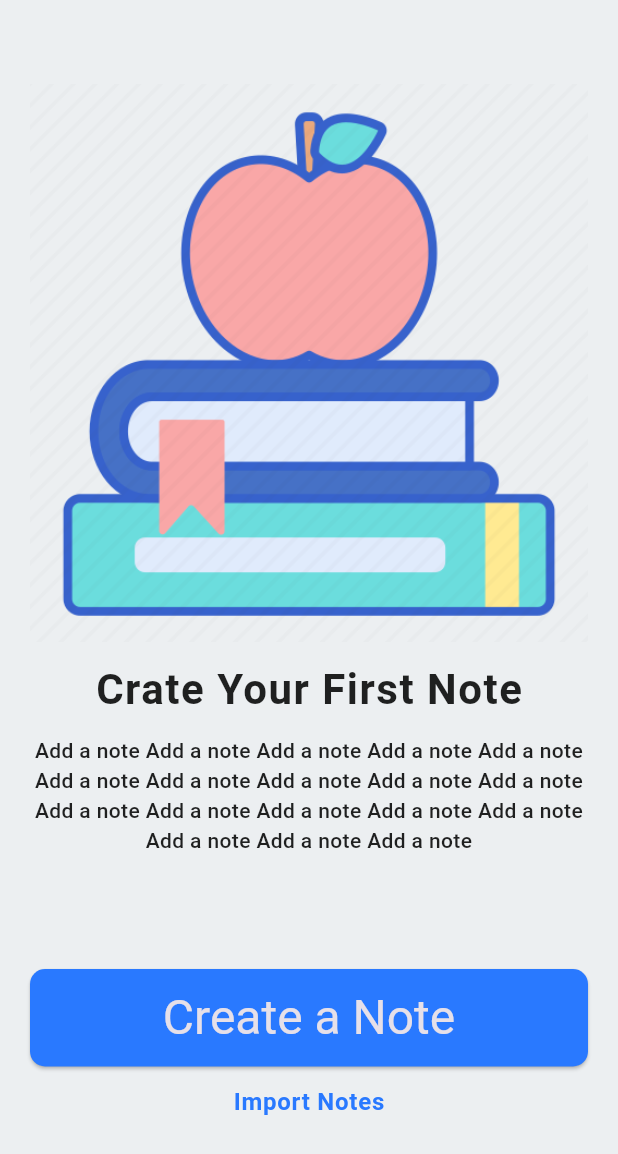
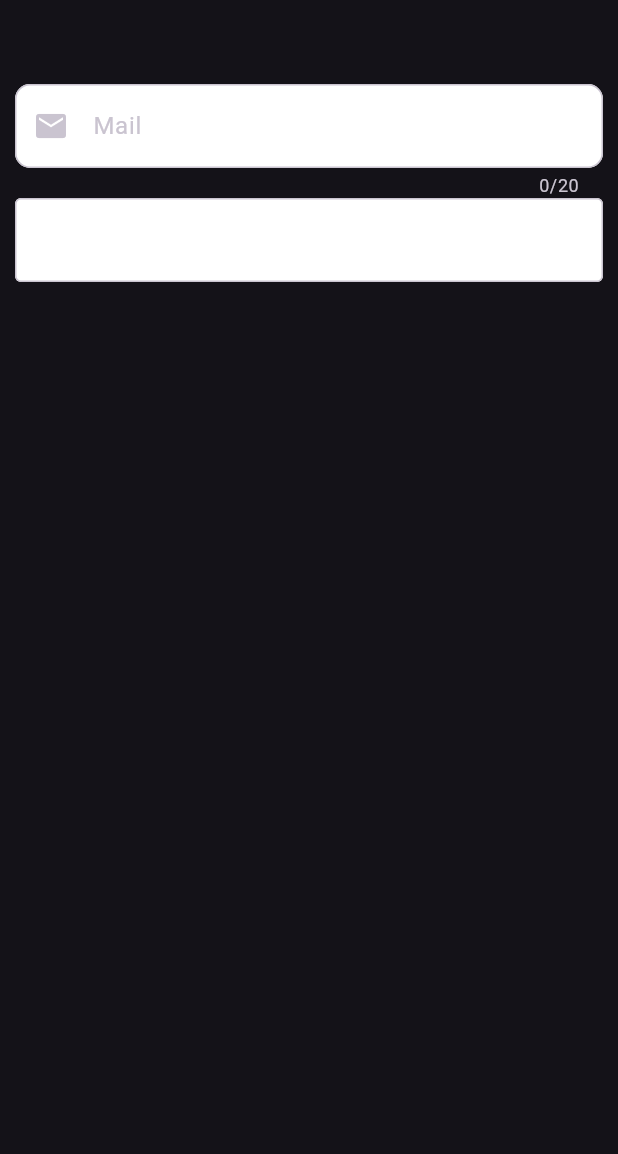
Before and after one commit to akayabay/FlutterLearnDocs, a Flutter app: the screen it shows after launch, on a phone screen of 412 x 824 dp. Shown: the top 1154 px of the screen. Run offline on Flutter 3.47's test engine with Material 3 defaults, Android fonts, the phone set to English and light mode, and no system bars.

Commit message:
13.09.24

```diff
--- /dev/null
+++ b/Codes/flutter_full_learn/lib/101/20)text_field_learn.dart
@@ -0,0 +1,58 @@
+import 'package:flutter/material.dart';
+import 'package:flutter/services.dart';
+import 'package:flutter_full_learn/product/language/language_items.dart';
+
+class TextFieldLearn extends StatefulWidget {
+  const TextFieldLearn({super.key});
+
+  @override
+  State<TextFieldLearn> createState() => _TextFieldLearnState();
+}
+
+class _TextFieldLearnState extends State<TextFieldLearn> {
+  @override
+  Widget build(BuildContext context) {
+    return Scaffold(
+      appBar: AppBar(),
+      body: Padding(
+        padding: const EdgeInsets.only(left: 10, right: 10),
+        child: Column(
+          children: [
+            TextField(
+              maxLength: 20, // Girilebilecek max karakter sayısı
+              //buildCounter: ,
+              keyboardType: TextInputType.emailAddress, // Klavyeyi verilen formata göre özelleştirir
+              autofillHints: const [
+                AutofillHints.email
+              ], // Klavyenin üzerinde ipucu kısmında nasıl bir ipucu tarzı verileceğini ayarlamayı sağlar
+              inputFormatters: [
+                TextProjectInputFormatter()._formatter
+              ], // belirli keywordleri engellemeye yarar, hazır paketi varmış onu kullanmak mantıklı olabilir
+              textInputAction: TextInputAction.next,
+              decoration: _InputDecarotor().emailInput,
+            ),
+            TextField()
+          ],
+        ),
+      ),
+    );
+  }
+}
+
+class TextProjectInputFormatter {
+  final _formatter = TextInputFormatter.withFunction((oldValue, newValue) {
+    if (newValue == ";") {
+      return oldValue;
+    } else {
+      return oldValue;
+    }
+  });
+}
+
+class _InputDecarotor {
+  final emailInput =  const InputDecoration(
+    prefixIcon: Icon(Icons.mail),
+    border: OutlineInputBorder(borderRadius: BorderRadius.all(Radius.circular(10))),
+    labelText: LanguageItems.mailTitle,
+  );
+}
--- a/Codes/flutter_full_learn/lib/main.dart
+++ b/Codes/flutter_full_learn/lib/main.dart
@@ -1,5 +1,6 @@
 import 'package:flutter/material.dart';
-import 'package:flutter_full_learn/demos/note_demos_view.dart';
+import 'package:flutter/services.dart';
+import 'package:flutter_full_learn/101/20)text_field_learn.dart';
 
 void main() {
   runApp(const MyApp());
@@ -13,18 +14,28 @@ class MyApp extends StatelessWidget {
   Widget build(BuildContext context) {
     return MaterialApp(
       title: 'Flutter Demo',
-      // theme: ThemeData.dark().copyWith(
-      //   appBarTheme: const AppBarTheme(
-      //       centerTitle: true,
-      //       systemOverlayStyle: SystemUiOverlayStyle.light,
-      //       backgroundColor: Colors.red,
-      //       elevation: 0,),
-      // ),
-      theme: ThemeData.dark(),
+      theme: ThemeData.dark().copyWith(
+        progressIndicatorTheme: const ProgressIndicatorThemeData(
+          color: Colors.white,
+        ),
+        listTileTheme: const ListTileThemeData(contentPadding: EdgeInsets.zero),
+        cardTheme: CardTheme(shape: RoundedRectangleBorder(borderRadius: BorderRadius.circular(20))),
+        inputDecorationTheme: const InputDecorationTheme(
+          filled: true,
+          fillColor: Colors.white,
+          iconColor: Colors.red,
+          border: OutlineInputBorder(),
+          floatingLabelStyle: TextStyle(color: Colors.amber, fontSize: 24, fontWeight: FontWeight.w500),
+        ),
+        appBarTheme: const AppBarTheme(
+          centerTitle: true,
+          systemOverlayStyle: SystemUiOverlayStyle.light,
+          backgroundColor: Colors.transparent,
+          elevation: 0,
+        ),
+      ),
       debugShowCheckedModeBanner: false,
-      home: const NoteDemosView(),
+      home: TextFieldLearn(),
     );
   }
 }
-
-// Paddingler sayfanın solundan ve solundan aynı verilmelidir
--- /dev/null
+++ b/Codes/flutter_full_learn/lib/product/language/language_items.dart
@@ -0,0 +1,5 @@
+// Bu sayfa stringlerin yönetimini sağlayacak bir class için ayrılmıştır.
+class LanguageItems {
+  static const welcomeTitle = "Merhaba";
+  static const mailTitle = "Mail";
+}
```
Also changed, not shown: Codes/flutter_full_learn/lib/101/17)statefull_learn.dart (added, +87 -0 lines), Codes/flutter_full_learn/lib/101/18)page_view_learn.dart (added, +67 -0 lines), Codes/flutter_full_learn/lib/101/19)StatefullLifeCycleLearn.dart (added, +84 -0 lines), Codes/flutter_full_learn/lib/product/counter_hello_button.dart (added, +28 -0 lines).
